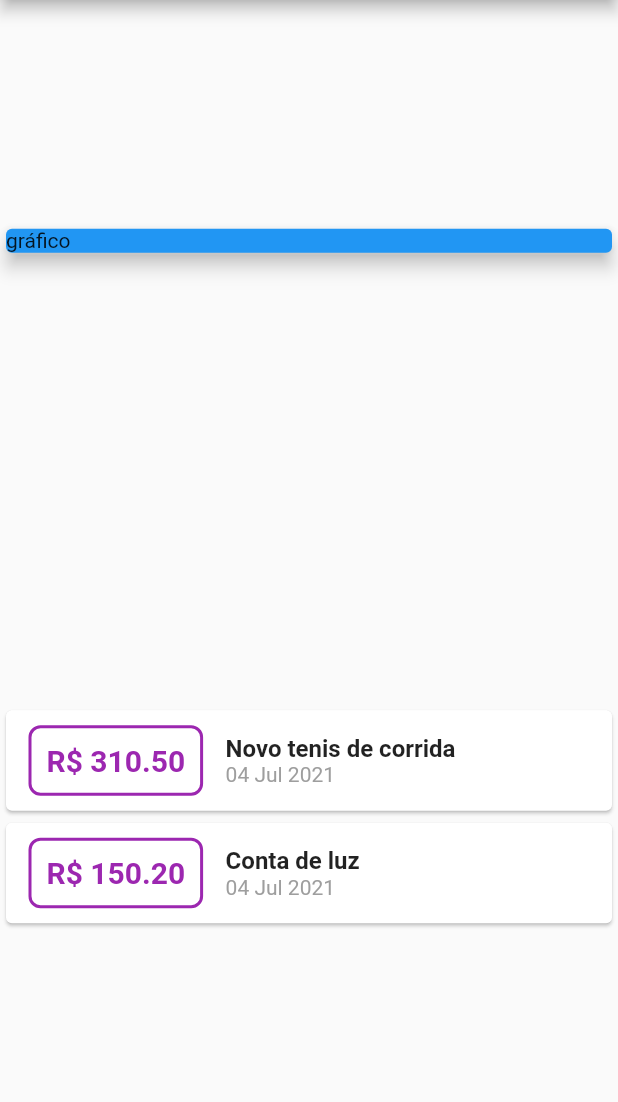
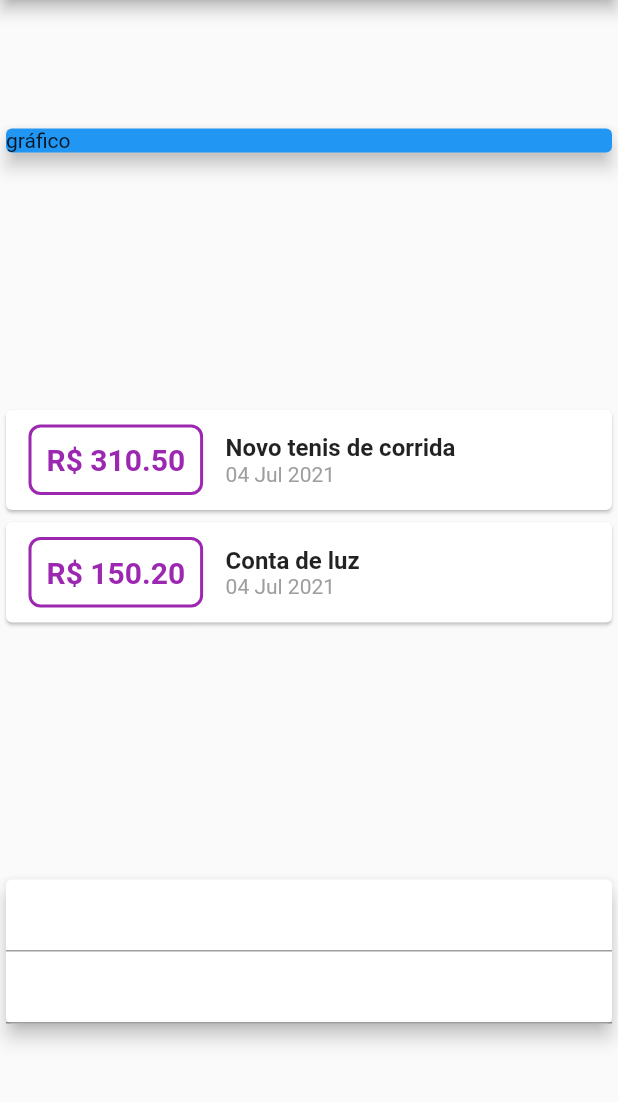
Before and after one commit to carlosfeliciojr/despesas_pessoais, a Flutter app: the screen it shows after launch, on a phone screen of 412 x 824 dp, the part 84-1186 px from its top. Run offline on Flutter 3.47's test engine with Material 2 defaults, Android fonts, the phone set to English and light mode, and no system bars.

Commit message:
:floppy_disk: checkpoint

```diff
--- a/lib/main.dart
+++ b/lib/main.dart
@@ -82,10 +82,19 @@ class HomePage extends StatelessWidget {
                         style: TextStyle(color: Colors.grey),
                       )
                     ],
-                  )
+                  ),
                 ],
               ));
             }).toList(),
+          ),
+          Card(
+            elevation: 5,
+            child: Column(
+              children: [
+                TextField(),
+                TextField(),
+              ],
+            ),
           )
         ],
       ),
```
